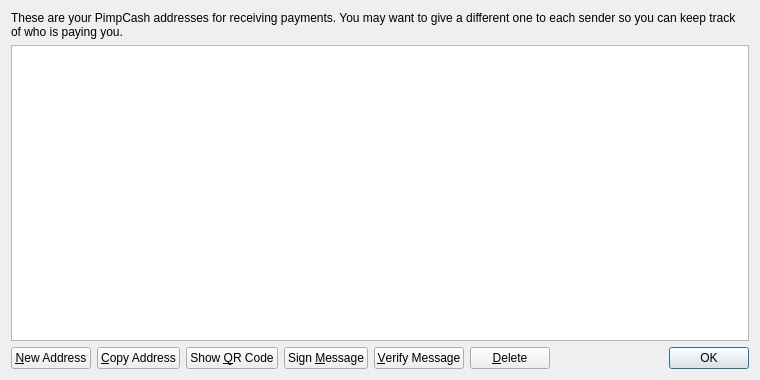
Qt form src/qt/forms/addressbookpage.ui (okcashpro/okcash-oldsrc-history) before a commit.
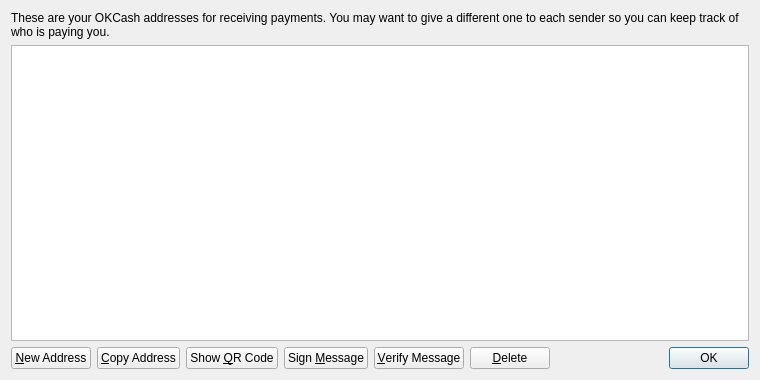
The same form after that commit. Icons and pictures are not drawn.

Commit message:
OKCash Rebranding
OKCash Rebranding / Checkpoints and security update

Diff of the .ui file:
```diff
--- a/src/qt/forms/addressbookpage.ui
+++ b/src/qt/forms/addressbookpage.ui
@@ -17,7 +17,7 @@
    <item>
     <widget class="QLabel" name="labelExplanation">
      <property name="text">
-      <string>These are your PimpCash addresses for receiving payments. You may want to give a different one to each sender so you can keep track of who is paying you.</string>
+      <string>These are your OKCash addresses for receiving payments. You may want to give a different one to each sender so you can keep track of who is paying you.</string>
      </property>
      <property name="textFormat">
       <enum>Qt::PlainText</enum>
```
Left out of the diff: 4 changed lines with no effect on the pictures. The commit also changes 328 other files.
